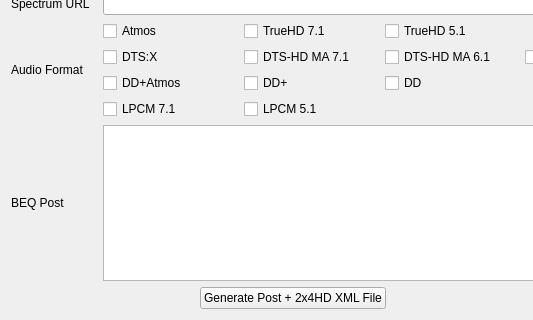
The window that src/main/python/ui/postbuilder.ui (3ll3d00d/beqdesigner) describes before a commit, drawn with Qt 5; both pictures show x 0 to 533 and y 242 to 562 of the 671 by 562 pixel window.
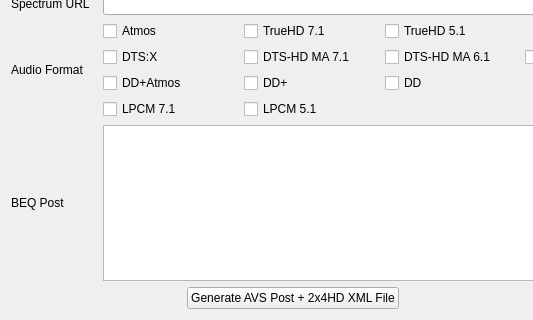
The same window after the commit.

Commit message: Added key shortcut to post builder, renamed items to clarify that it is building a post for AVS, switched to using dict literals

Diff of the .ui file:
```diff
--- a/src/main/python/ui/postbuilder.ui
+++ b/src/main/python/ui/postbuilder.ui
@@ -275,7 +275,7 @@
      <item row="0" column="1">
       <widget class="QPushButton" name="generateButton">
        <property name="text">
-        <string>Generate Post + 2x4HD XML File</string>
+        <string>Generate AVS Post + 2x4HD XML File</string>
        </property>
        <property name="autoDefault">
         <bool>true</bool>
```
Left out of the diff: 14 changed lines with no effect on the pictures. The commit also changes 5 other files.
